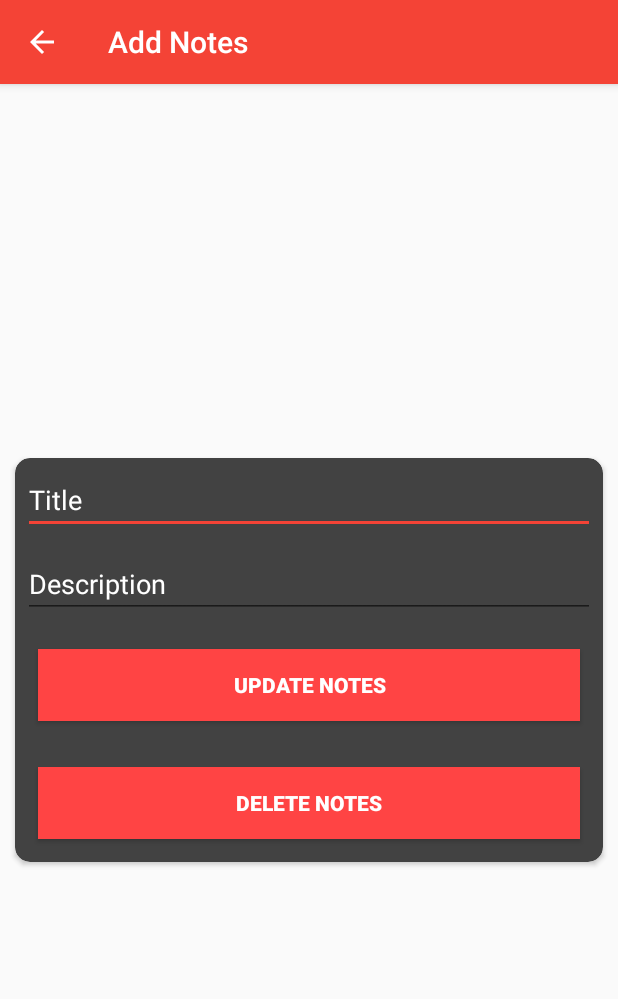
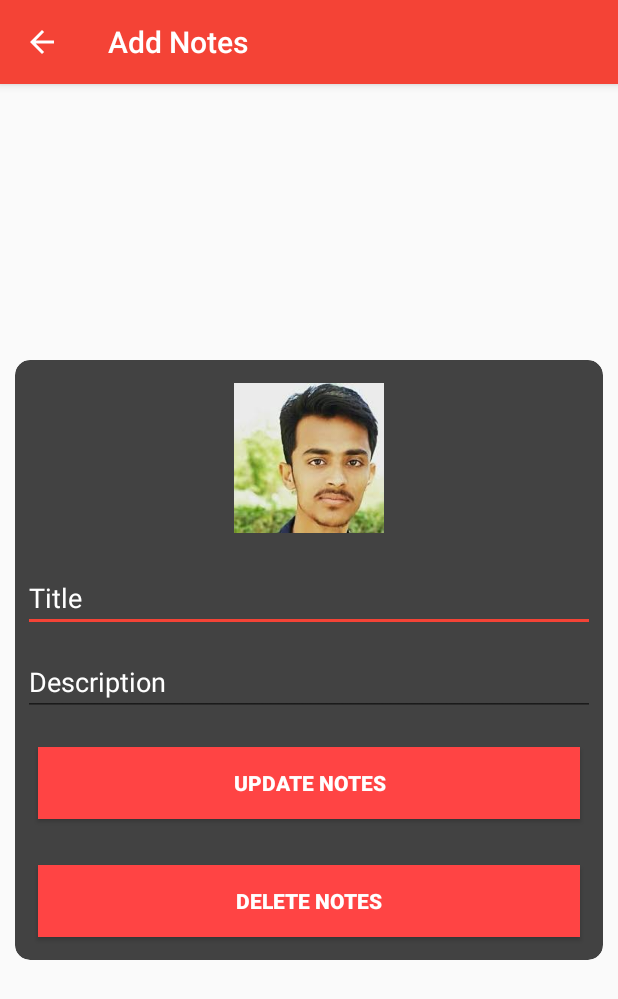
Before and after one commit to Beginning0/Notes, an Android app: the EditActivity screen opened directly, with no data from a screen before it, on a phone screen of 412 x 824 dp. Shown: the top 999 px of the screen. Run offline under Robolectric (Android 15) with nearby library versions, the phone set to English and light mode, and no system bars; our stand-ins replace Firebase (no records; nobody signed in at launch, a user with empty details on screens opened directly).

Commit message:
update
8=====)

```diff
--- a/app/build.gradle
+++ b/app/build.gradle
@@ -21,7 +21,6 @@ android {
 
 dependencies {
     implementation fileTree(dir: 'libs', include: ['*.jar'])
-    //noinspection GradleCompatible
     implementation 'com.android.support:appcompat-v7:28.0.0'
     implementation 'com.android.support.constraint:constraint-layout:1.1.3'
     implementation 'com.android.support:design:28.0.0'
--- a/app/src/main/res/layout/activity_edit.xml
+++ b/app/src/main/res/layout/activity_edit.xml
@@ -16,8 +16,13 @@
         android:orientation="vertical"
         android:layout_width="match_parent"
         android:layout_height="match_parent">
-
-        <EditText
+        <ImageView
+            android:layout_margin="15dp"
+            android:src="@drawable/rjha"
+            android:layout_gravity="center"
+            android:layout_width="100dp"
+            android:layout_height="100dp" />
+   <EditText
        android:textColor="@android:color/white"
        android:textColorHint="@android:color/white"
        android:hint="Title"
--- a/build.gradle
+++ b/build.gradle
@@ -7,7 +7,7 @@ buildscript {
 
     }
     dependencies {
-        classpath 'com.android.tools.build:gradle:3.5.3'
+        classpath 'com.android.tools.build:gradle:3.4.1'
         classpath 'com.google.gms:google-services:4.2.0'
 
         // NOTE: Do not place your application dependencies here; they belong
```
Also changed, not shown: app/src/main/java/com/example/todoappwithfirease/Model/Listdata.java (+18 -0 lines), app/src/main/res/layout/activity_main.xml (+7 -2 lines), app/src/main/res/drawable/rjha.jpg (added), gradle/wrapper/gradle-wrapper.properties, 3 other files.
